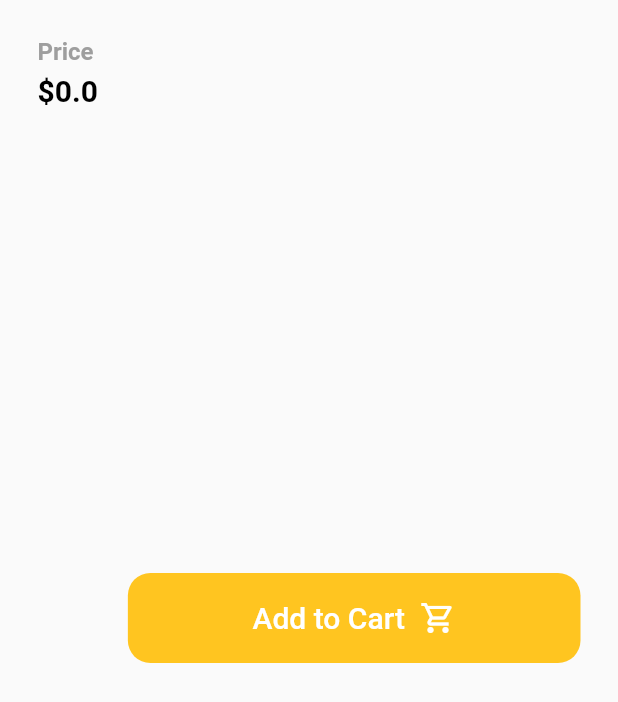
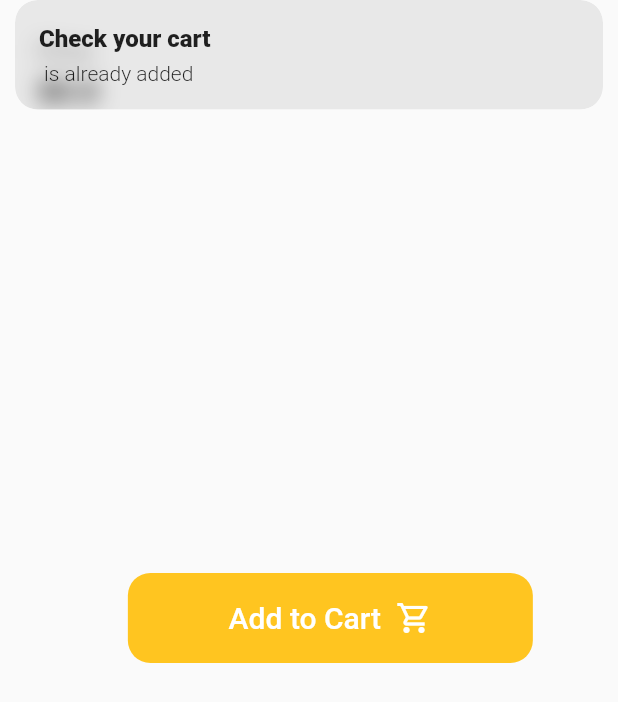
Before and after one commit to Khiriah/Cozy-Meal, a Flutter app: the AddCart widget shown alone on an empty page, opened directly with empty values, after a tap on "Add to Cart", on a phone screen of 412 x 824 dp. Shown: the top 702 px of the screen. Run offline on Flutter 3.47's test engine with Material 2 defaults, Android fonts, the phone set to English and light mode, and no system bars; our stand-ins replace animate_do, badges, blurrycontainer, cloud_firestore, firebase_auth, firebase_core and 8 more; accounts and stored records are empty; generated files the repository leaves out were written again; network calls fail.

Commit message:
finish cart

```diff
--- a/lib/logic/controllers/cart_controller.dart
+++ b/lib/logic/controllers/cart_controller.dart
@@ -1,3 +1,5 @@
+import 'package:cloud_firestore/cloud_firestore.dart';
+import 'package:cozy_meal/logic/controllers/auth_controller.dart';
 import 'package:cozy_meal/model/product_model.dart';
 import 'package:cozy_meal/routes.dart';
 import 'package:cozy_meal/utils/theme.dart';
@@ -5,31 +7,60 @@ import 'package:flutter/material.dart';
 import 'package:get/get.dart';
 
 class CartController extends GetxController {
+  var cartsList = {}.obs;
+  final fireRef = FirebaseFirestore.instance.collection('users');
+  final controller = Get.find<AuthController>();
 
-  var productsMap = {}.obs;
+  Future<void> addCartToFirstore(Prodect prodect) async {
+    final prodectRef = fireRef
+        .doc(controller.displayUserEmail.value)
+        .collection("cart")
+        .doc(prodect.productNumber);
+    final data=prodect.toJson();
+    prodectRef.set(data).whenComplete(() {
+      Get.snackbar( "Check your cart", "${prodect.productName} is already added");
+      if (cartsList.containsKey(prodect)) {
+        cartsList[prodect] += 1;
+        // Get.snackbar( "Check your cart", "${prodect.productName} is successfully");
+      }else{
+        cartsList[prodect] = 1;
+      }
+    }
+    );
+  }
 
-  void addProductToCart(Prodect productModels) {
-    if (productsMap.containsKey(productModels)) {
-      productsMap[productModels] += 1;
+
+// void addProductToCart(Prodect productModels) {
+  //   if (cartsList.containsKey(productModels)) {
+  //     cartsList[productModels] += 1;
+  //   } else {
+  //     cartsList[productModels] = 1;
+  //   }
+  // }
+
+  void removeProductsFarmCart(Prodect prodect) {
+    if (cartsList.containsKey(prodect) &&
+        cartsList[prodect] == 1) {
+      cartsList.removeWhere((key, value) => key == prodect);
     } else {
-      productsMap[productModels] = 1;
+      cartsList[prodect] -= 1;
     }
   }
 
-  void removeProductsFarmCart(Prodect productModels) {
-    if (productsMap.containsKey(productModels) &&
-        productsMap[productModels] == 1) {
-      productsMap.removeWhere((key, value) => key == productModels);
+  void removeOneProduct(Prodect prodect) async {
+    if (cartsList.containsKey(prodect)) {
+      await fireRef
+          .doc(controller.displayUserEmail.value)
+          .collection("cart")
+          .doc(prodect.productNumber)
+          .delete();
+      cartsList.removeWhere((key, value) => key == prodect);
+      Get.snackbar( "${prodect.productName}", " was removed from your cart" );
     } else {
-      productsMap[productModels] -= 1;
+      Get.snackbar("Error", "Somthing went wrong ");
     }
-
-
   }
 
-  void removeOneProduct(Prodect productModels) {
-    productsMap.removeWhere((key, value) => key == productModels);
-  }
 
   void clearAllProducts() {
     Get.defaultDialog(
@@ -55,7 +86,7 @@ class CartController extends GetxController {
         Get.toNamed(Routes.cartScreen);
       },
       onConfirm: () {
-        productsMap.clear();
+        cartsList.clear();
         Get.back();
       },
       buttonColor: Get.isDarkMode ? googleColor : googleColor,
@@ -63,19 +94,19 @@ class CartController extends GetxController {
   }
 
   get productSubTotal =>
-      productsMap.entries.map((e) => e.key.price * e.value).toList();
+      cartsList.entries.map((e) => e.key.price * e.value).toList();
 
-  get total => productsMap.entries
+  get total => cartsList.entries
       .map((e) => e.key.price * e.value)
       .toList()
       .reduce((value, element) => value + element)
       .toStringAsFixed(2);
 
   int quantity() {
-    if (productsMap.isEmpty) {
+    if (cartsList.isEmpty) {
       return 0;
     } else {
-      return productsMap.entries
+      return cartsList.entries
           .map((e) => e.value)
           .toList()
           .reduce((value, element) => value + element);
--- a/lib/main.dart
+++ b/lib/main.dart
@@ -1,4 +1,3 @@
-import 'package:cozy_meal/logic/bindings/auth_binding.dart';
 import 'package:cozy_meal/logic/controllers/theme_controller.dart';
 import 'package:cozy_meal/routes.dart';
 import 'package:cozy_meal/utils/theme.dart';
--- a/lib/model/userModel.dart
+++ b/lib/model/userModel.dart
@@ -20,8 +20,6 @@ class UserModel {
         password = dataMap['password'],
         image = dataMap['image'];
 
-
-
   Map<String, dynamic> toData() {
     return {
       'uid': uid,
--- a/lib/routes.dart
+++ b/lib/routes.dart
@@ -11,6 +11,7 @@ import 'package:cozy_meal/views/screens/setting/settings_screen.dart';
 import 'package:cozy_meal/views/screens/signup_screen.dart';
 import 'package:cozy_meal/views/screens/cart/cart_screen.dart';
 import 'package:cozy_meal/views/screens/user/main_screen.dart';
+import 'package:cozy_meal/views/widgets/product/catagory/stores_screen.dart';
 import 'package:get/route_manager.dart';
 import 'logic/bindings/auth_binding.dart';
 
@@ -82,6 +83,15 @@ class AppRoutes {
       ],
 
     ),
+    GetPage(
+      name: Routes.storesScreen,
+      page: () => StoresScreen(),
+      bindings: [
+        AuthBinding(),
+        MainBinding()
+      ],
+
+    ),
 
   ];
 }
@@ -99,7 +109,6 @@ class Routes {
   static const addProductFromScreen = '/add_product_from_screen';
   static const firstScreen = '/first_screen';
   static const stockScreen = '/stock_screen';
-
-
+  static const storesScreen = '/stores_screen';
 
 }
--- a/lib/views/screens/datiles/add_cart.dart
+++ b/lib/views/screens/datiles/add_cart.dart
@@ -16,7 +16,9 @@ class AddCart extends StatelessWidget {
   final controller = Get.find<CartController>();
   @override
   Widget build(BuildContext context) {
-    return Container(
+    return Align(
+      alignment: Alignment.bottomRight,
+      child: Container(
         padding: const EdgeInsets.all(25),
         child: Row(
           children: [
@@ -44,9 +46,9 @@ class AddCart extends StatelessWidget {
             const SizedBox(
               width: 20,
             ),
-          Expanded(
-            child: SizedBox(
+            SizedBox(
               height: 60,
+              width: 270,
               child: ElevatedButton(
                 style: ElevatedButton.styleFrom(
                   shape: RoundedRectangleBorder(
@@ -56,7 +58,7 @@ class AddCart extends StatelessWidget {
                   primary: googleColor,
                 ),
                 onPressed: () {
-                  controller.addProductToCart(productModels);
+                  controller.addCartToFirstore(productModels);
                 },
                 child: Row(
                   mainAxisAlignment: MainAxisAlignment.center,
@@ -78,8 +80,8 @@ class AddCart extends StatelessWidget {
                 ),
               ),
             ),
+          ],
         ),
-        ],
       ),
     );
   }
--- a/lib/views/widgets/product/cart/add_cart.dart
+++ b/lib/views/widgets/product/cart/add_cart.dart
@@ -55,7 +55,7 @@ class AddCart extends StatelessWidget {
                   primary: Get.isDarkMode ? googleColor : googleColor,
                 ),
                 onPressed: () {
-                  controller.addProductToCart(productModels);
+                  controller.addCartToFirstore(productModels);
                 },
                 child: Row(
                   mainAxisAlignment: MainAxisAlignment.center,
--- a/lib/views/widgets/product/cart/card_item_horzintal.dart
+++ b/lib/views/widgets/product/cart/card_item_horzintal.dart
@@ -30,7 +30,7 @@ class CardItemsHorizontal extends StatelessWidget {
               : controller.searchList.length,
           gridDelegate: const SliverGridDelegateWithMaxCrossAxisExtent(
             childAspectRatio: 0.8,
-            mainAxisSpacing: 10,
+            mainAxisSpacing: 13,
             crossAxisSpacing: 2,
             maxCrossAxisExtent: 300,
 
@@ -116,7 +116,7 @@ class CardItemsHorizontal extends StatelessWidget {
 
                   IconButton(
                     onPressed: () {
-                      controller.manageFavourites(productId);
+                      controller.addProdectToFirstore(productModels);
                     },
                     icon: controller.isFave(productId)
                         ? const Icon(
@@ -137,7 +137,7 @@ class CardItemsHorizontal extends StatelessWidget {
                       text: " $productName", color: Colors.white,
                       fontWeight: FontWeight.bold,
                       underLine: TextDecoration.none, fontsize:
-                    16.sp,
+                    14.sp,
                     ),
                   ],
                 ),
--- a/lib/views/widgets/product/cart/cart_product_card.dart
+++ b/lib/views/widgets/product/cart/cart_product_card.dart
@@ -103,7 +103,7 @@ class CartProductCard extends StatelessWidget {
                   ),
                   IconButton(
                     onPressed: () {
-                      controller.addProductToCart(productModels);
+                      controller.addCartToFirstore(productModels);
                     },
                     icon: Icon(
                       Icons.add_circle,
```
Also changed, not shown: lib/logic/controllers/prodect_controller.dart (+40 -19 lines), lib/model/user_model.dart (+26 -45 lines), lib/views/screens/cart/cart_screen.dart (+4 -4 lines), lib/views/screens/datiles/details_screen.dart (+7 -2 lines), lib/views/screens/datiles/prudect_info.dart (renamed from lib/views/screens/datiles/clothes_info.dart, +4 -4 lines), lib/views/screens/user/favorites_screen.dart (+29 -81 lines), lib/views/screens/user/home_screen.dart (+8 -2 lines), lib/views/widgets/avorites_widget.dart (added, +88 -0 lines), lib/views/widgets/product/cart/card_items.dart (+5 -5 lines), lib/views/widgets/product/catagory/stores_screen.dart (added, +29 -0 lines), lib/views/widgets/product/product_details_screen.dart (deleted, +0 -27 lines), lib/firebase_options.dart (deleted), 5 other files. Lines whose indentation alone changed are shown as unchanged.
